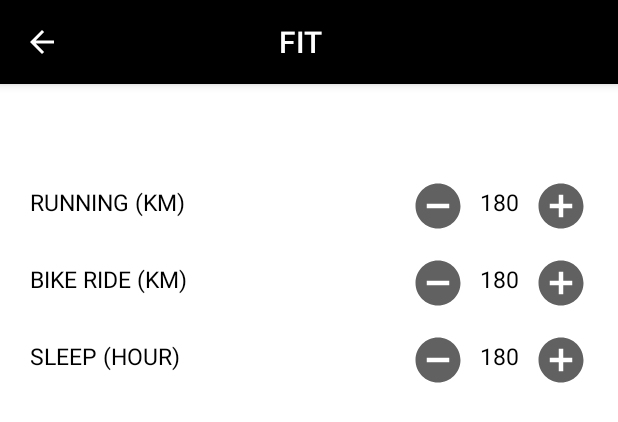
After one commit to AlekseyWunder/thebestprojectTMS, an Android app: the layout fit_fragment.xml on its own in the app's theme, with its tools: preview values and no code run, on a phone screen of 412 x 824 dp. The commit adds this screen. Shown: the top 422 px of the screen. Run offline under Robolectric (Android 15) with nearby library versions, the phone set to English and light mode, and no system bars.

Commit message:
add fit, nutrition, and work fragment UI

```diff
--- /dev/null
+++ b/app/src/main/res/drawable/baseline_add_circle_grey_700_36dp.xml
@@ -0,0 +1,6 @@
+<?xml version="1.0" encoding="UTF-8" standalone="no"?>
+<vector xmlns:android="http://schemas.android.com/apk/res/android" android:height="36dp" android:tint="#616161" android:viewportHeight="24.0" android:viewportWidth="24.0" android:width="36dp">
+
+    <path android:fillColor="@android:color/white" android:pathData="M12,2C6.48,2 2,6.48 2,12s4.48,10 10,10 10,-4.48 10,-10S17.52,2 12,2zM17,13h-4v4h-2v-4L7,13v-2h4L11,7h2v4h4v2z"/>
+
+</vector>
--- /dev/null
+++ b/app/src/main/res/drawable/baseline_remove_circle_grey_700_36dp.xml
@@ -0,0 +1,6 @@
+<?xml version="1.0" encoding="UTF-8" standalone="no"?>
+<vector xmlns:android="http://schemas.android.com/apk/res/android" android:height="36dp" android:tint="#616161" android:viewportHeight="24.0" android:viewportWidth="24.0" android:width="36dp">
+
+    <path android:fillColor="@android:color/white" android:pathData="M12,2C6.48,2 2,6.48 2,12s4.48,10 10,10 10,-4.48 10,-10S17.52,2 12,2zM17,13L7,13v-2h10v2z"/>
+
+</vector>
--- /dev/null
+++ b/app/src/main/res/drawable/baseline_remove_circle_grey_700_48dp.xml
@@ -0,0 +1,6 @@
+<?xml version="1.0" encoding="UTF-8" standalone="no"?>
+<vector xmlns:android="http://schemas.android.com/apk/res/android" android:height="48dp" android:tint="#616161" android:viewportHeight="24.0" android:viewportWidth="24.0" android:width="48dp">
+
+    <path android:fillColor="@android:color/white" android:pathData="M12,2C6.48,2 2,6.48 2,12s4.48,10 10,10 10,-4.48 10,-10S17.52,2 12,2zM17,13L7,13v-2h10v2z"/>
+
+</vector>
--- /dev/null
+++ b/app/src/main/res/layout/fit_fragment.xml
@@ -0,0 +1,151 @@
+<?xml version="1.0" encoding="utf-8"?>
+<androidx.appcompat.widget.LinearLayoutCompat xmlns:android="http://schemas.android.com/apk/res/android"
+    xmlns:app="http://schemas.android.com/apk/res-auto"
+    android:id="@+id/fit_fragment"
+    android:layout_width="match_parent"
+    android:layout_height="match_parent"
+    android:background="@color/white"
+    android:orientation="vertical">
+
+    <com.google.android.material.appbar.AppBarLayout
+        android:id="@+id/appBarLayout"
+        android:layout_width="match_parent"
+        android:layout_height="wrap_content">
+
+        <com.google.android.material.appbar.MaterialToolbar
+            android:id="@+id/topAppBarSetting"
+            style="@style/Widget.MaterialComponents.Toolbar.Primary"
+            android:layout_width="match_parent"
+            android:layout_height="?attr/actionBarSize"
+            android:background="@color/black"
+            app:navigationIcon="@drawable/baseline_arrow_back_white_24dp"
+            app:navigationIconTint="@color/white"
+            app:title="@string/fit"
+            app:titleMarginStart="130dp"
+            app:titleTextColor="@color/white"
+            />
+    </com.google.android.material.appbar.AppBarLayout>
+
+    <androidx.appcompat.widget.LinearLayoutCompat
+        android:layout_width="match_parent"
+        android:layout_height="wrap_content"
+        android:layout_marginTop="48dp"
+        android:orientation="horizontal">
+
+        <TextView
+            android:layout_width="wrap_content"
+            android:layout_height="wrap_content"
+            android:layout_marginStart="20dp"
+            android:layout_marginTop="20dp"
+            android:layout_weight="0.8"
+            android:text="@string/running_km"
+            android:textColor="@color/black"
+            android:textSize="15sp" />
+
+        <ImageButton
+            android:layout_width="wrap_content"
+            android:layout_height="wrap_content"
+            android:layout_marginTop="15dp"
+            android:background="@drawable/baseline_remove_circle_grey_700_36dp" />
+
+        <TextView
+            android:layout_width="wrap_content"
+            android:layout_height="wrap_content"
+            android:layout_marginStart="10dp"
+            android:layout_marginTop="20dp"
+            android:text="@string/_180"
+            android:textColor="@color/black"
+            android:textSize="15sp" />
+
+        <ImageButton
+            android:layout_width="wrap_content"
+            android:layout_height="wrap_content"
+            android:layout_marginStart="10dp"
+            android:layout_marginTop="15dp"
+            android:layout_marginEnd="20dp"
+            android:background="@drawable/baseline_add_circle_grey_700_36dp" />
+
+    </androidx.appcompat.widget.LinearLayoutCompat>
+
+    <androidx.appcompat.widget.LinearLayoutCompat
+        android:layout_width="match_parent"
+        android:layout_height="wrap_content"
+        android:orientation="horizontal">
+
+        <TextView
+            android:layout_width="wrap_content"
+            android:layout_height="wrap_content"
+            android:layout_marginStart="20dp"
+            android:layout_marginTop="20dp"
+            android:layout_weight="0.8"
+            android:text="@string/bike_ride_km"
+            android:textColor="@color/black"
+            android:textSize="15sp" />
+
+        <ImageButton
+            android:layout_width="wrap_content"
+            android:layout_height="wrap_content"
+            android:layout_marginTop="15dp"
+            android:background="@drawable/baseline_remove_circle_grey_700_36dp" />
+
+        <TextView
+            android:layout_width="wrap_content"
+            android:layout_height="wrap_content"
+            android:layout_marginStart="10dp"
+            android:layout_marginTop="20dp"
+            android:text="@string/_180"
+            android:textColor="@color/black"
+            android:textSize="15sp" />
+
+        <ImageButton
+            android:layout_width="wrap_content"
+            android:layout_height="wrap_content"
+            android:layout_marginStart="10dp"
+            android:layout_marginTop="15dp"
+            android:layout_marginEnd="20dp"
+            android:background="@drawable/baseline_add_circle_grey_700_36dp" />
+
+    </androidx.appcompat.widget.LinearLayoutCompat>
+
+    <androidx.appcompat.widget.LinearLayoutCompat
+        android:layout_width="match_parent"
+        android:layout_height="wrap_content"
+        android:orientation="horizontal">
+
+        <TextView
+            android:layout_width="wrap_content"
+            android:layout_height="wrap_content"
+            android:layout_marginStart="20dp"
+            android:layout_marginTop="20dp"
+            android:layout_weight="0.8"
+            android:text="@string/sleep_hour"
+            android:textColor="@color/black"
+            android:textSize="15sp" />
+
+        <ImageButton
+            android:layout_width="wrap_content"
+            android:layout_height="wrap_content"
+            android:layout_marginTop="15dp"
+            android:background="@drawable/baseline_remove_circle_grey_700_36dp" />
+
+        <TextView
+            android:layout_width="wrap_content"
+            android:layout_height="wrap_content"
+            android:layout_marginStart="10dp"
+            android:layout_marginTop="20dp"
+            android:text="@string/_180"
+            android:textColor="@color/black"
+            android:textSize="15sp" />
+
+        <ImageButton
+            android:layout_width="wrap_content"
+            android:layout_height="wrap_content"
+            android:layout_marginStart="10dp"
+            android:layout_marginTop="15dp"
+            android:layout_marginEnd="20dp"
+            android:background="@drawable/baseline_add_circle_grey_700_36dp" />
+
+    </androidx.appcompat.widget.LinearLayoutCompat>
+
+
+</androidx.appcompat.widget.LinearLayoutCompat>
--- a/app/src/main/res/layout/setting_fragment.xml
+++ b/app/src/main/res/layout/setting_fragment.xml
@@ -1,5 +1,6 @@
 <?xml version="1.0" encoding="utf-8"?>
-<androidx.constraintlayout.widget.ConstraintLayout xmlns:android="http://schemas.android.com/apk/res/android"
+<androidx.constraintlayout.widget.ConstraintLayout
+    xmlns:android="http://schemas.android.com/apk/res/android"
     xmlns:app="http://schemas.android.com/apk/res-auto"
     xmlns:tools="http://schemas.android.com/tools"
     android:layout_width="match_parent"
--- a/app/src/main/res/values/strings.xml
+++ b/app/src/main/res/values/strings.xml
@@ -28,4 +28,15 @@
     <string name="_70">70</string>
     <string name="last_name">LAST NAME</string>
     <string name="first_name">FIRST NAME</string>
+    <string name="running_km">RUNNING (KM)</string>
+    <string name="bike_ride_km">BIKE RIDE (KM)</string>
+    <string name="sleep_hour">SLEEP (HOUR)</string>
+    <string name="fit">FIT</string>
+    <string name="meeal_kkall">MEEAL (KKALL)</string>
+    <string name="water_ml">WATER (ML)</string>
+    <string name="alcohol_ml">ALCOHOL (ML)</string>
+    <string name="work">WORK</string>
+    <string name="work_hour">WORK (HOUR)</string>
+    <string name="leisure_hour">LEISURE (HOUR)</string>
+    <string name="_8">8</string>
 </resources>
```
Also changed, not shown: app/src/main/res/layout/nutrition_fragment.xml (added, +151 -0 lines), app/src/main/res/layout/work_fragment.xml (added, +116 -0 lines).
